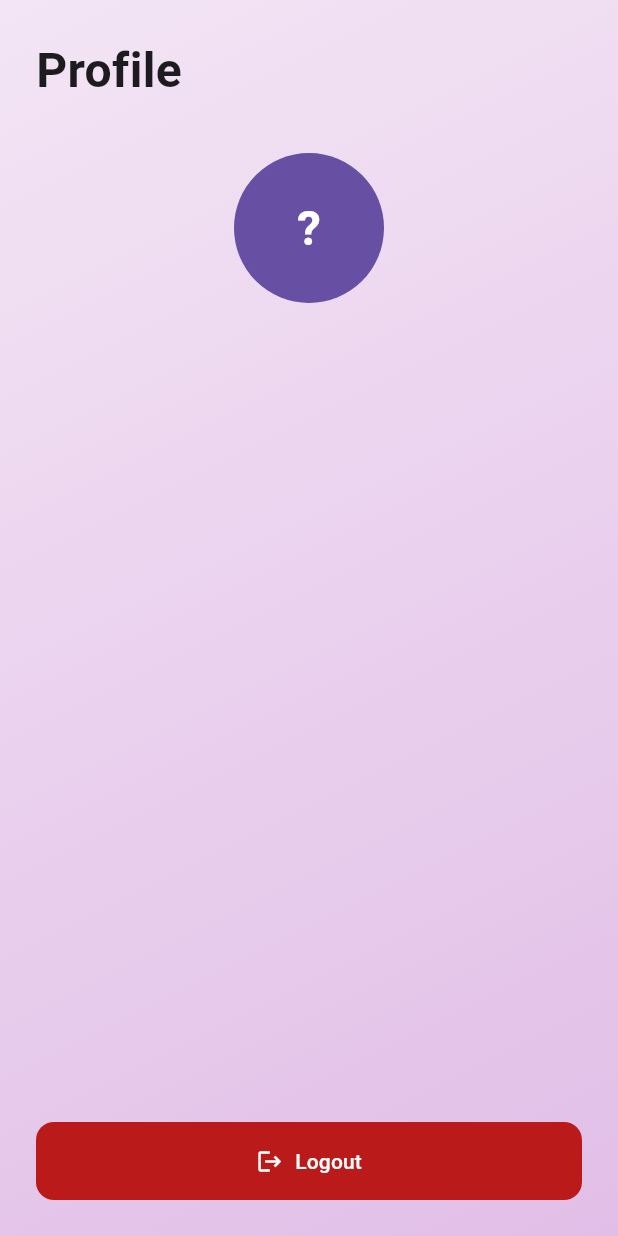
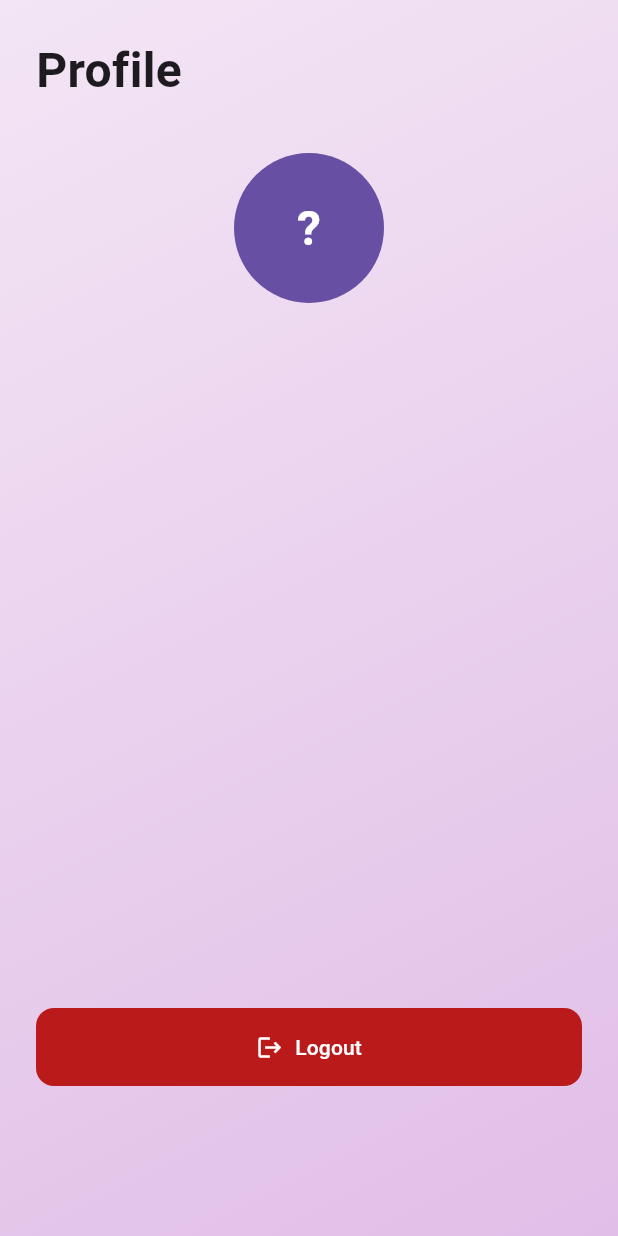
Before and after one commit to np0s/ResQtail, a Flutter app: the ProfileScreen widget shown alone on an empty page, opened directly, on a phone screen of 412 x 824 dp. Run offline on Flutter 3.47's test engine with Material 3 defaults, Android fonts, the phone set to English and light mode, and no system bars; our stand-ins replace dotted_border, flutter_dotenv, geolocator, google_maps_flutter, image_picker, permission_handler and 1 more; missing offline and left inert: mailer; accounts and stored records are empty; network calls fail.

Commit message:
add more padding to the logout button

```diff
--- a/lib/screens/profile_screen.dart
+++ b/lib/screens/profile_screen.dart
@@ -22,7 +22,7 @@ class ProfileScreen extends StatelessWidget {
       ),
       child: SafeArea(
         child: Padding(
-          padding: const EdgeInsets.all(24.0),
+          padding: const EdgeInsets.fromLTRB(24.0, 24.0, 24.0, 100.0),
           child: Column(
             crossAxisAlignment: CrossAxisAlignment.start,
             children: [
```
